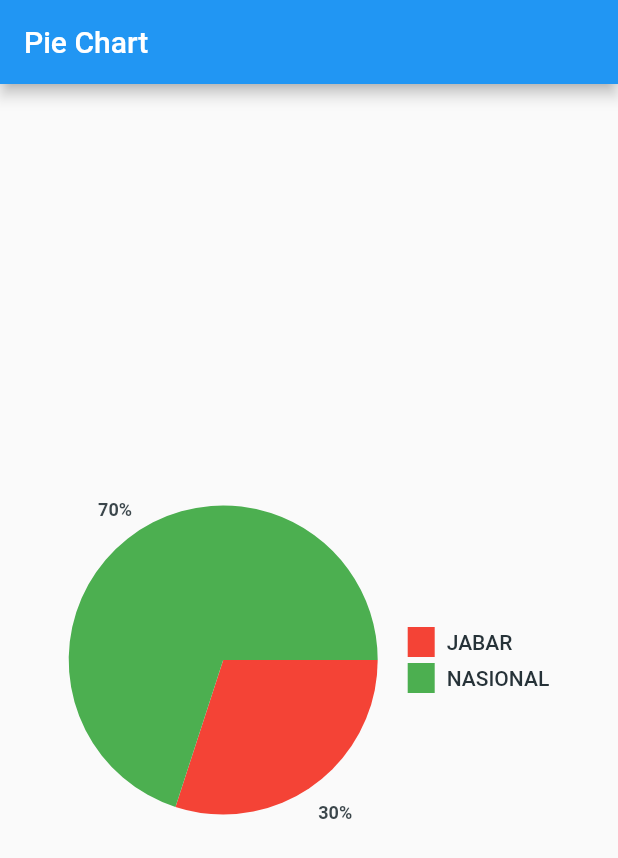
After one commit to ti-kanwilkumhamjabar/master-repo, a Flutter app: the HomePage screen opened directly, on a phone screen of 412 x 824 dp. The commit adds this screen. Shown: the top 858 px of the screen. Run offline on Flutter 3.47's test engine with Material 2 defaults, Android fonts, the light colour scheme and no system bars.

Commit message:
update kamis

```diff
--- /dev/null
+++ b/lib/charts/pie_chart.dart
@@ -0,0 +1,296 @@
+library pie_chart;
+
+import 'dart:math' as math;
+
+import 'package:flutter/material.dart';
+
+class PieChart extends StatefulWidget {
+  final Map<String, double> dataMap;
+
+  final double legendFontSize;
+  final Color legendFontColor;
+  final FontWeight legendFontWeight;
+  final double chartRadius;
+  final Duration animationDuration;
+  final double chartLegendSpacing;
+  final bool showChartValuesInPercentage;
+  final bool showChartValues;
+  final bool showChartValuesOutside;
+  final Color chartValuesColor;
+  final List<Color> colorList;
+  final bool showLegends;
+  final String fontFamily;
+  static const List<Color> defaultColorList = [
+    Color(0xFFff7675),
+    Color(0xFF74b9ff),
+    Color(0xFF55efc4),
+    Color(0xFFffeaa7),
+    Color(0xFFa29bfe),
+    Color(0xFFfd79a8),
+    Color(0xFFe17055),
+    Color(0xFF00b894),
+  ];
+
+  PieChart(
+      {@required this.dataMap,
+        this.legendFontSize = 14.0,
+        this.legendFontColor = Colors.black87,
+        this.legendFontWeight = FontWeight.w500,
+        this.chartRadius,
+        this.animationDuration,
+        this.chartLegendSpacing,
+        this.showChartValuesInPercentage = true,
+        this.showChartValues = true,
+        this.showChartValuesOutside = false,
+        this.chartValuesColor = Colors.black87,
+        this.colorList = defaultColorList,
+        this.showLegends = true,
+        this.fontFamily,
+        Key key})
+      : super(key: key);
+
+  @override
+  _PieChartState createState() => _PieChartState();
+}
+
+class _PieChartState extends State<PieChart> with SingleTickerProviderStateMixin {
+  Animation<double> animation;
+  AnimationController controller;
+  double _fraction = 0.0;
+
+  List<String> legendTitles;
+  List<double> legendValues;
+
+  @override
+  void initState() {
+    super.initState();
+    initData();
+
+    controller = AnimationController(duration: widget.animationDuration ?? Duration(milliseconds: 800), vsync: this);
+    final Animation curve = CurvedAnimation(parent: controller, curve: Curves.decelerate);
+    animation = Tween<double>(begin: 0, end: 1).animate(curve);
+    animation.addListener(() {
+      setState(() {
+        _fraction = animation.value;
+      });
+    });
+    controller.forward();
+  }
+
+  void initData() {
+    assert(widget.dataMap != null && widget.dataMap.isNotEmpty, "dataMap passed to pie chart cant be null or empty");
+    initLegends();
+    initValues();
+  }
+
+  @override
+  void didUpdateWidget(PieChart oldWidget) {
+    //This condition isnt working oldWidget.data is giving same data as
+    //new widget.
+    // print(oldWidget.dataMap);
+    // print(widget.dataMap);
+    //if (oldWidget.dataMap != widget.dataMap) initData();
+    initData();
+    super.didUpdateWidget(oldWidget);
+  }
+
+  @override
+  Widget build(BuildContext context) {
+    return Container(
+      alignment: Alignment.center,
+      margin: EdgeInsets.symmetric(vertical: 4.0, horizontal: 8.0),
+      child: Container(
+        padding: EdgeInsets.all(16.0),
+        child: Column(
+          mainAxisSize: MainAxisSize.min,
+          children: <Widget>[
+            Row(
+              mainAxisAlignment: MainAxisAlignment.spaceBetween,
+              mainAxisSize: MainAxisSize.min,
+              children: <Widget>[
+                CustomPaint(
+                  painter: PieChartPainter(
+                    _fraction,
+                    widget.showChartValuesOutside,
+                    widget.colorList,
+                    values: legendValues,
+                    showValuesInPercentage: widget.showChartValuesInPercentage,
+                    chartValuesColor: widget.chartValuesColor,
+                  ),
+                  child: Container(
+                    height: widget.chartRadius ?? MediaQuery.of(context).size.width / 2.5,
+                    width: widget.chartRadius ?? MediaQuery.of(context).size.width / 2.5,
+                  ),
+                ),
+                widget.showLegends
+                    ? SizedBox(
+                  width: widget.chartLegendSpacing ?? 16.0,
+                )
+                    : SizedBox(
+                  height: 0,
+                  width: 0,
+                ),
+                widget.showLegends
+                    ? Flexible(
+                  fit: FlexFit.loose,
+                  child: Container(
+                    child: Column(
+                      crossAxisAlignment: CrossAxisAlignment.start,
+                      children: legendTitles
+                          .map(
+                            (item) => Legend(
+                          item,
+                          getColor(widget.colorList, legendTitles.indexOf(item)),
+                          widget.legendFontSize,
+                          widget.legendFontColor,
+                          widget.legendFontWeight,
+                          widget.fontFamily,
+                        ),
+                      )
+                          .toList(),
+                    ),
+                  ),
+                )
+                    : SizedBox(
+                  height: 0,
+                  width: 0,
+                ),
+              ],
+            ),
+          ],
+        ),
+      ),
+    );
+  }
+
+  void initLegends() {
+    this.legendTitles = widget.dataMap.keys.toList(growable: false);
+  }
+
+  void initValues() {
+    this.legendValues = widget.dataMap.values.toList(growable: false);
+  }
+
+  Color getColor(List<Color> colorList, int index) {
+    if (index > (colorList.length - 1)) {
+      var newIndex = index % (colorList.length - 1);
+      return colorList.elementAt(newIndex);
+    } else
+      return colorList.elementAt(index);
+  }
+
+  @override
+  void dispose() {
+    controller.dispose();
+    super.dispose();
+  }
+}
+
+class PieChartPainter extends CustomPainter {
+  List<Paint> paintList = new List();
+  List<double> subParts;
+  double total = 0;
+  double totalAngle = math.pi * 2;
+  final bool showValuesInPercentage;
+  final bool showChartValuesOutside;
+  final Color chartValuesColor;
+
+  PieChartPainter(
+      double angleFactor,
+      this.showChartValuesOutside,
+      List<Color> colorList, {
+        List<double> values,
+        this.showValuesInPercentage,
+        this.chartValuesColor,
+      }) {
+    for (int i = 0; i < values.length; i++) {
+      paintList.add(Paint()..color = getColor(colorList, i));
+    }
+
+    totalAngle = angleFactor * math.pi * 2;
+    subParts = values;
+
+    for (double value in values) {
+      total = total + value;
+    }
+  }
+
+  double prevAngle = 0;
+  double finalAngle = 0;
+
+  @override
+  void paint(Canvas canvas, Size size) {
+    prevAngle = 0;
+    finalAngle = 0;
+    for (int i = 0; i < subParts.length; i++) {
+      canvas.drawArc(new Rect.fromLTWH(0.0, 0.0, size.width, size.height), prevAngle, (((totalAngle) / total) * subParts[i]), true, paintList[i]);
+      var factor = showChartValuesOutside ? 1.65 : 3;
+      var x = (size.width / factor) * math.cos(prevAngle + ((((totalAngle) / total) * subParts[i]) / 2));
+      var y = (size.width / factor) * math.sin(prevAngle + ((((totalAngle) / total) * subParts[i]) / 2));
+      if (subParts.elementAt(i).toInt() != 0) {
+        var name = showValuesInPercentage ? (((subParts.elementAt(i) / total) * 100).toStringAsFixed(0) + '%') : subParts.elementAt(i).toInt().toString();
+        drawName(canvas, name, x - 4, y, size);
+      }
+      prevAngle = prevAngle + (((totalAngle) / total) * subParts[i]);
+    }
+  }
+
+  Color getColor(List<Color> colorList, int index) {
+    if (index > (colorList.length - 1)) {
+      var newIndex = index % (colorList.length - 1);
+      return colorList.elementAt(newIndex);
+    } else
+      return colorList.elementAt(index);
+  }
+
+  void drawName(Canvas context, String name, double x, double y, Size size) {
+    TextSpan span = new TextSpan(style: new TextStyle(color: chartValuesColor, fontSize: 12.0, fontWeight: FontWeight.w700), text: name);
+    TextPainter tp = new TextPainter(text: span, textAlign: TextAlign.left, textDirection: TextDirection.rtl);
+    tp.layout();
+    tp.paint(context, new Offset(size.width / 2 + x - 6, size.width / 2 + y - 6));
+  }
+
+  @override
+  bool shouldRepaint(PieChartPainter oldDelegate) {
+    // TODO: implement shouldRepaint
+    return oldDelegate.totalAngle != totalAngle;
+  }
+}
+
+class Legend extends StatelessWidget {
+  final String text;
+  final Color color;
+  final Color legendFontColor;
+  final double legendFontSize;
+  final FontWeight legendFontWeight;
+  final String legendFontFamily;
+
+  Legend(this.text, this.color, this.legendFontSize, this.legendFontColor, this.legendFontWeight, this.legendFontFamily);
+
+  @override
+  Widget build(BuildContext context) {
+    return Row(
+      mainAxisAlignment: MainAxisAlignment.start,
+      mainAxisSize: MainAxisSize.min,
+      children: <Widget>[
+        Container(
+          margin: EdgeInsets.symmetric(vertical: 2.0),
+          height: 20.0,
+          width: 18.0,
+          color: color,
+        ),
+        SizedBox(
+          width: 8.0,
+        ),
+        Flexible(
+          fit: FlexFit.loose,
+          child: Text(
+            text,
+            style: TextStyle(fontWeight: legendFontWeight, fontSize: legendFontSize, color: legendFontColor, fontFamily: legendFontFamily),
+            softWrap: true,
+          ),
+        )
+      ],
+    );
+  }
+}
--- a/lib/screens/hak_cipta_screen.dart
+++ b/lib/screens/hak_cipta_screen.dart
@@ -1,4 +1,5 @@
 import 'package:flutter/material.dart';
+import 'package:master_repo/widget/container_icon.dart';
 
 class HakCiptaScreen extends StatelessWidget{
   @override
@@ -7,12 +8,31 @@ class HakCiptaScreen extends StatelessWidget{
       appBar: AppBar(
         title: Text("HAK CIPTA SCREEN"),
       ),
-      body: Center(
-        child: RaisedButton(
-          onPressed: () {
-            Navigator.pop(context);
-          },
-          child: Text('Go back!'),
+      body: Container(
+        color: Colors.teal,
+        margin: EdgeInsets.all(5.0),
+        child: GridView.count(
+          crossAxisCount: 3,
+          children: <Widget>[
+            ContainerIcon(imageIndex: 1),
+            ContainerIcon(imageIndex: 2),
+            ContainerIcon(imageIndex: 3),
+            ContainerIcon(imageIndex: 4),
+            ContainerIcon(imageIndex: 5),
+            ContainerIcon(imageIndex: 6),
+            ContainerIcon(imageIndex: 7),
+            ContainerIcon(imageIndex: 8),
+            ContainerIcon(imageIndex: 9),
+            ContainerIcon(imageIndex: 10),
+            ContainerIcon(imageIndex: 11),
+            ContainerIcon(imageIndex: 12),
+            ContainerIcon(imageIndex: 13),
+            ContainerIcon(imageIndex: 14),
+            ContainerIcon(imageIndex: 15),
+            ContainerIcon(imageIndex: 16),
+            ContainerIcon(imageIndex: 17),
+            ContainerIcon(imageIndex: 18),
+          ],
         ),
       ),
     );
--- a/lib/screens/hak_paten_screen.dart
+++ b/lib/screens/hak_paten_screen.dart
@@ -1,11 +1,12 @@
 import 'package:flutter/material.dart';
+import 'package:master_repo/charts/pie_chart.dart';
 
 class HakPatenScreen extends StatelessWidget{
   @override
   Widget build(BuildContext context) {
     return Scaffold(
       appBar: AppBar(
-        title: Text("HAK PATEN SCREEN"),
+        title: Text("Hak Paten SCREEN"),
       ),
       body: Center(
         child: RaisedButton(
--- a/lib/screens/ham_screen.dart
+++ b/lib/screens/ham_screen.dart
@@ -1,18 +1,65 @@
 import 'package:flutter/material.dart';
+import 'package:master_repo/charts/pie_chart.dart';
 
 class HamScreen extends StatelessWidget{
   @override
   Widget build(BuildContext context) {
+    return MaterialApp(
+      title: 'Flutter Demo',
+      theme: ThemeData(
+        primarySwatch: Colors.blueGrey,
+      ),
+      home: HomePage(),
+    );
+  }
+}
+
+class HomePage extends StatefulWidget {
+  @override
+  _HomePageState createState() => _HomePageState();
+}
+
+class _HomePageState extends State<HomePage> {
+  bool toggle = false;
+  Map<String, double> dataMap = new Map();
+  List<Color> colorList = [
+    Colors.red,
+    Colors.green,
+    Colors.blue,
+    Colors.yellow,
+  ];
+
+  @override
+  void initState() {
+    super.initState();
+    dataMap.putIfAbsent("JABAR", () => 30);
+    dataMap.putIfAbsent("NASIONAL", () => 70);
+  }
+
+  @override
+  Widget build(BuildContext context) {
     return Scaffold(
       appBar: AppBar(
-        title: Text("HAM SCREEN"),
+        title: Text("Pie Chart"),
       ),
-      body: Center(
-        child: RaisedButton(
-          onPressed: () {
-            Navigator.pop(context);
-          },
-          child: Text('Go back!'),
+      body: Container(
+        child: Center(
+          child:
+          PieChart(
+              dataMap: dataMap,
+              legendFontColor: Colors.blueGrey[900],
+              legendFontSize: 14.0,
+              legendFontWeight: FontWeight.w500,
+              animationDuration: Duration(milliseconds: 1000),
+              chartLegendSpacing: 20.0,
+              chartRadius: MediaQuery.of(context).size.width / 2.0,
+              showChartValuesInPercentage: true,
+              showChartValues: true,
+              showChartValuesOutside: true,
+              chartValuesColor: Colors.blueGrey[900].withOpacity(0.9),
+              colorList: colorList,
+              showLegends: true
+          ),
         ),
       ),
     );
--- a/lib/screens/main_screen.dart
+++ b/lib/screens/main_screen.dart
@@ -11,6 +11,41 @@ class _MainScreenState extends State<MainScreen> {
   Widget build(BuildContext context) {
     return Scaffold(
       backgroundColor: Colors.teal,
+      /*drawer: Drawer(
+        // Add a ListView to the drawer. This ensures the user can scroll
+        // through the options in the drawer if there isn't enough vertical
+        // space to fit everything.
+        child: ListView(
+          // Important: Remove any padding from the ListView.
+          padding: EdgeInsets.zero,
+          children: <Widget>[
+            DrawerHeader(
+              child: Text('Drawer Header'),
+              decoration: BoxDecoration(
+                color: Colors.blue,
+              ),
+            ),
+            ListTile(
+              title: Text('Item 1'),
+              onTap: () {
+                // Update the state of the app
+                // ...
+                // Then close the drawer
+                Navigator.pop(context);
+              },
+            ),
+            ListTile(
+              title: Text('Item 2'),
+              onTap: () {
+                // Update the state of the app
+                // ...
+                // Then close the drawer
+                Navigator.pop(context);
+              },
+            ),
+          ],
+        ),
+      ),*/
       body: NestedScrollView(
         headerSliverBuilder: (BuildContext context, bool innerBoxIsScrolled){
           return <Widget>[
@@ -59,7 +94,6 @@ class _MainScreenState extends State<MainScreen> {
           ),
         ),
       ),
-
     );
   }
 }
--- a/pubspec.yaml
+++ b/pubspec.yaml
@@ -17,8 +17,10 @@ environment:
   sdk: ">=2.1.0 <3.0.0"
 
 dependencies:
+  charts_flutter: ^0.4.0
   flutter:
     sdk: flutter
+
 
   # The following adds the Cupertino Icons font to your application.
   # Use with the CupertinoIcons class for iOS style icons.
```
Also changed, not shown: pubspec.lock, 7 other files.
